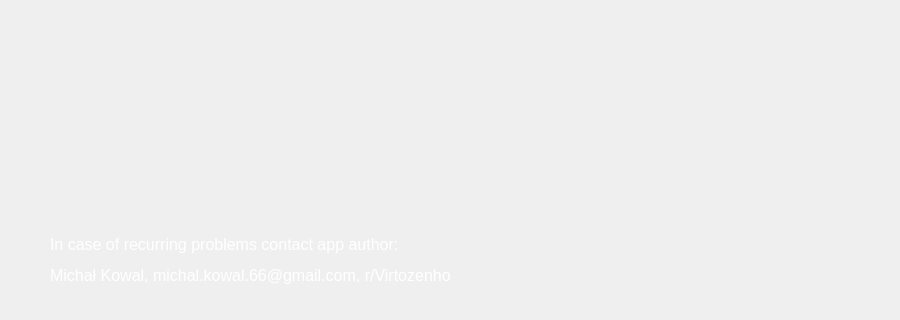
Before: the Qt Designer form app/designer/sc_ui.ui in michalkowal66/ShrineChecker, drawn with Qt 5; both pictures show x 0 to 900 and y 280 to 600 of the 900 by 600 pixel window.
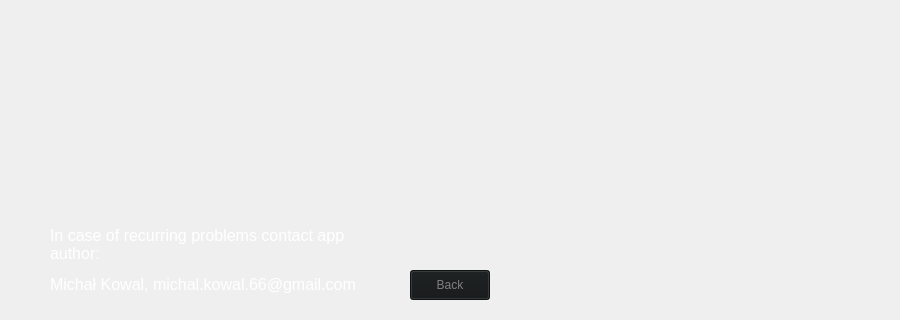
After: the same form once the commit is applied. The open tabs and pages were chosen to show the change. Icons and pictures are not drawn.

Commit message: Modify dates and error handling, minor ui tweaks

Patch:
```diff
--- a/app/designer/sc_ui.ui
+++ b/app/designer/sc_ui.ui
@@ -1448,6 +1448,21 @@
 	color: white;
 	font: 20px &quot;Sylfaen&quot;;
 }
+
+QPushButton {
+	color: white;
+	font: 20px&quot;Sylfaen&quot;;
+	background-color:#2F3538;
+}
+
+QPushButton:hover {
+	background-color:#404040;
+}
+
+QPushButton:disabled {
+	color: grey;
+	background-color:#141718;
+}
 </string>
      </property>
      <widget class="QLabel" name="error_msg_lbl">
@@ -1509,12 +1524,12 @@
        <rect>
         <x>50</x>
         <y>490</y>
-        <width>800</width>
+        <width>331</width>
         <height>100</height>
        </rect>
       </property>
       <property name="text">
-       <string>&lt;html&gt;&lt;head/&gt;&lt;body&gt;&lt;p&gt;&lt;span style=&quot; font-size:12pt;&quot;&gt;In case of recurring problems contact app author: &lt;/span&gt;&lt;/p&gt;&lt;p&gt;&lt;span style=&quot; font-size:12pt;&quot;&gt;Michał Kowal, michal.kowal.66@gmail.com, r/Virtozenho&lt;/span&gt;&lt;/p&gt;&lt;/body&gt;&lt;/html&gt;</string>
+       <string>&lt;html&gt;&lt;head/&gt;&lt;body&gt;&lt;p&gt;&lt;span style=&quot; font-size:12pt;&quot;&gt;In case of recurring problems contact app author: &lt;/span&gt;&lt;/p&gt;&lt;p&gt;&lt;span style=&quot; font-size:12pt;&quot;&gt;Michał Kowal, michal.kowal.66@gmail.com&lt;/span&gt;&lt;/p&gt;&lt;/body&gt;&lt;/html&gt;</string>
       </property>
       <property name="textFormat">
        <enum>Qt::AutoText</enum>
@@ -1526,6 +1541,22 @@
        <bool>true</bool>
       </property>
      </widget>
+     <widget class="QPushButton" name="error_back_btn">
+      <property name="enabled">
+       <bool>false</bool>
+      </property>
+      <property name="geometry">
+       <rect>
+        <x>410</x>
+        <y>550</y>
+        <width>80</width>
+        <height>30</height>
+       </rect>
+      </property>
+      <property name="text">
+       <string>Back</string>
+      </property>
+     </widget>
      <zorder>bg_3</zorder>
      <zorder>error_msg_lbl</zorder>
      <zorder>error_lbl</zorder>
```
Left out of the diff: 5 changed lines with no effect on the pictures. The commit also changes 2 other files.
